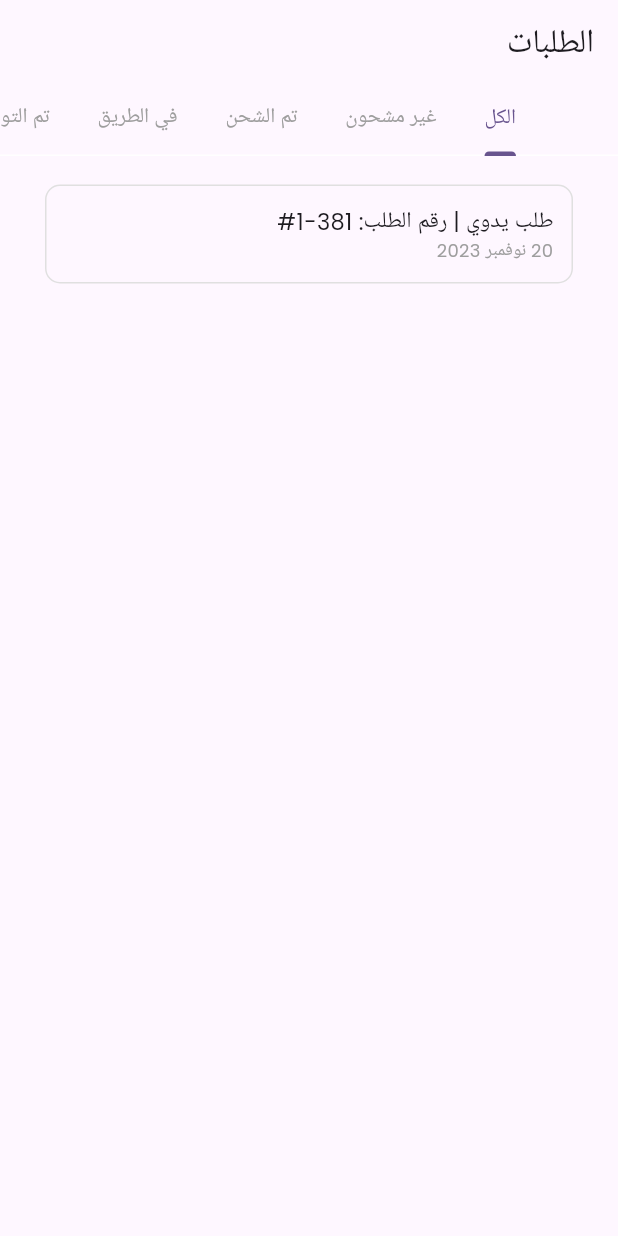
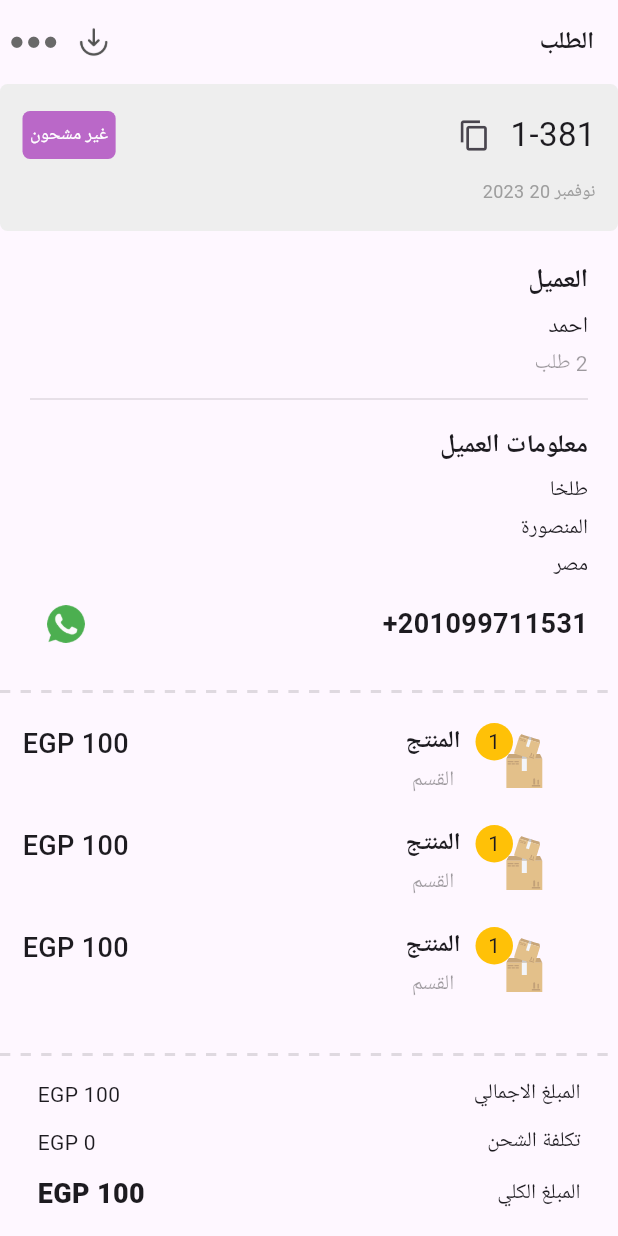
Before and after one commit to AbdullahElmeslimany/tager, a Flutter app: the screen it shows after launch, on a phone screen of 412 x 824 dp. Run offline on Flutter 3.47's test engine with Material 3 defaults, Android fonts, the phone set to English and light mode, and no system bars; our stand-ins replace gap, get, google_fonts, lottie; Roboto replaces fonts that are missing (Alexandria).

Commit message:
order detials

```diff
--- a/lib/main.dart
+++ b/lib/main.dart
@@ -1,6 +1,6 @@
 import 'package:flutter/material.dart';
 import 'package:google_fonts/google_fonts.dart';
-
+import 'package:tager/view/order_detials/order_detials.dart';
 import 'view/home/home.dart';
 import 'view/order/order.dart';
 
@@ -19,8 +19,9 @@ class MyApp extends StatelessWidget {
           colorScheme: ColorScheme.fromSeed(seedColor: Colors.deepPurple),
           useMaterial3: true,
           textTheme: TextTheme(
-            bodyMedium: GoogleFonts.poppins(),
-          )),
+              bodyMedium: GoogleFonts.alexandria(),
+              bodyLarge: GoogleFonts.alexandria(),
+              bodySmall: GoogleFonts.alexandria(),)),
       builder: (context, child) {
         return Directionality(
             textDirection: TextDirection.rtl,
@@ -30,7 +31,7 @@ class MyApp extends StatelessWidget {
                     data: MediaQuery.of(context).copyWith(
                       textScaler: TextScaler.linear(1.0),
                     ),
-                    child: Order());
+                    child: OrderDetials());
               },
             ));
       },
--- /dev/null
+++ b/lib/model/point_line.dart
@@ -0,0 +1,14 @@
+import 'package:flutter/material.dart';
+
+pointLine() {
+  return Row(
+    children: List.generate(
+        150 ~/ 2.5,
+        (index) => Expanded(
+              child: Container(
+                color: index % 2 == 0 ? Colors.transparent : Colors.black12,
+                height: 2,
+              ),
+            )),
+  );
+}
--- a/lib/view/order/order.dart
+++ b/lib/view/order/order.dart
@@ -1,5 +1,6 @@
 import 'package:flutter/material.dart';
 import 'package:google_fonts/google_fonts.dart';
+import 'package:tager/view/order/helper/state_order/state_order.dart';
 
 class Order extends StatelessWidget {
   const Order({super.key});
@@ -8,7 +9,10 @@ class Order extends StatelessWidget {
   Widget build(BuildContext context) {
     String typeOrder = "يدوي";
     String numberOrder = "381-1";
+    int numItemOrder = 2;
+    String statusOrder = "غير مشحون";
     String date = "20 نوفمبر 2023";
+    String totalPrice = "120.00";
     return DefaultTabController(
       length: 5,
       animationDuration: const Duration(seconds: 1),
@@ -38,42 +42,30 @@ class Order extends StatelessWidget {
               ],
             ),
           ),
-        body: Column(
+          body: TabBarView(children: [
+            Column(
               children: [
                 Expanded(
                   child: ListView.builder(
                     itemCount: 1,
                     itemBuilder: (BuildContext context, int index) {
-                  return Container(
-                    // height: 80,
-                    margin: const EdgeInsets.symmetric(
-                        horizontal: 30, vertical: 19),
-                    padding: const EdgeInsets.all(12),
-                    decoration: BoxDecoration(
-                      border: Border.all(color: Colors.grey.shade300),
-                      borderRadius: BorderRadius.circular(10),
-                    ),
-                    child: Column(
-                      crossAxisAlignment: CrossAxisAlignment.start,
-                      children: [
-                        Text(
-                          "طلب $typeOrder | رقم الطلب: $numberOrder#",
-                          style: GoogleFonts.poppins(fontSize: 15),
-                        ),
-                        Text(
-                          date,
-                          style: GoogleFonts.poppins(
-                              fontSize: 12, color: Colors.grey),
-                        )
-                      ],
-                    ),
-                  );
+                      return StateOrder(
+                          typeOrder: typeOrder,
+                          numberOrder: numberOrder,
+                          numItemOrder: numItemOrder,
+                          statusOrder: statusOrder,
+                          date: date,
+                          totalPrice: totalPrice);
                     },
                   ),
                 )
               ],
             ),
-      ),
+            Container(),
+            Container(),
+            Container(),
+            Container(),
+          ])),
     );
   }
 }
--- /dev/null
+++ b/lib/view/order_detials/helper/app_bar.dart
@@ -0,0 +1,29 @@
+import 'package:flutter/material.dart';
+import 'package:google_fonts/google_fonts.dart';
+
+appBarOrderDetials() {
+  return AppBar(
+    title: Text(
+      "الطلب",
+      style: GoogleFonts.alexandria(fontSize: 16, fontWeight: FontWeight.w600),
+    ),
+    actions: [
+      InkWell(
+          onTap: () {},
+          child: Image.asset(
+            "assets/icons/download.png",
+            height: 25,
+          )),
+      const SizedBox(
+        width: 5,
+      ),
+      InkWell(
+          onTap: () {},
+          child: const Icon(
+            Icons.more_horiz_rounded,
+            size: 45,
+            color: Color.fromARGB(255, 105, 105, 105),
+          )),
+    ],
+  );
+}
--- /dev/null
+++ b/lib/view/order_detials/helper/detials_client.dart
@@ -0,0 +1,60 @@
+import 'package:flutter/material.dart';
+import 'package:gap/gap.dart';
+
+detialsClient(String nameClient, int numItemOrder, String gavermentClient,
+    String cityClient, String countryClient, String phoneClient) {
+  return Container(
+    margin: const EdgeInsets.all(20),
+    child: Column(
+      crossAxisAlignment: CrossAxisAlignment.start,
+      children: [
+        const Text(
+          "العميل",
+          style: TextStyle(fontSize: 17, fontWeight: FontWeight.bold),
+        ),
+        const Gap(8),
+        Text(nameClient,
+            style: const TextStyle(fontSize: 15, fontWeight: FontWeight.w300)),
+        const Gap(5),
+        Text("$numItemOrder طلب",
+            style: const TextStyle(fontSize: 14, color: Colors.black38)),
+        const Gap(5),
+        const Divider(
+          color: Colors.black12,
+        ),
+        const Gap(10),
+        const Text(
+          "معلومات العميل",
+          style: TextStyle(fontSize: 17, fontWeight: FontWeight.bold),
+        ),
+        const Gap(8),
+        Text(gavermentClient,
+            style: const TextStyle(fontSize: 14, fontWeight: FontWeight.w200)),
+        const Gap(5),
+        Text(cityClient,
+            style: const TextStyle(fontSize: 14, fontWeight: FontWeight.w200)),
+        const Gap(5),
+        Text(countryClient,
+            style: const TextStyle(fontSize: 14, fontWeight: FontWeight.w200)),
+        const Gap(5),
+        Row(
+          mainAxisAlignment: MainAxisAlignment.spaceBetween,
+          children: [
+            Text("$phoneClient+",
+                style:
+                    const TextStyle(fontSize: 18, fontWeight: FontWeight.w600)),
+            IconButton(
+                onPressed: () {
+                  print(150 ~/ 2);
+                  print(phoneClient);
+                },
+                icon: Image.asset(
+                  "assets/icons/whatsapp.png",
+                  height: 25,
+                ))
+          ],
+        )
+      ],
+    ),
+  );
+}
--- /dev/null
+++ b/lib/view/order_detials/helper/statenumborder.dart
@@ -0,0 +1,51 @@
+import 'package:flutter/material.dart';
+import 'package:gap/gap.dart';
+import 'package:google_fonts/google_fonts.dart';
+
+stateNumbOrder(String numberOrder, String statusOrder, String date) {
+  return Container(
+    padding: const EdgeInsets.symmetric(vertical: 10, horizontal: 15),
+    decoration: BoxDecoration(
+        color: Colors.grey.shade200, borderRadius: BorderRadius.circular(5)),
+    child: Column(
+      crossAxisAlignment: CrossAxisAlignment.start,
+      children: [
+        Row(
+          mainAxisAlignment: MainAxisAlignment.spaceBetween,
+          children: [
+            Row(
+              children: [
+                Text(
+                  numberOrder,
+                  style: GoogleFonts.aDLaMDisplay(fontSize: 22),
+                ),
+                IconButton(
+                    onPressed: () {},
+                    icon: const Icon(
+                      Icons.copy,
+                      size: 22,
+                    ))
+              ],
+            ),
+            Container(
+              margin: const EdgeInsets.symmetric(vertical: 5),
+              padding: const EdgeInsets.symmetric(horizontal: 5, vertical: 7),
+              decoration: BoxDecoration(
+                  color: Colors.purple[300],
+                  borderRadius: BorderRadius.circular(5)),
+              child: Text(statusOrder,
+                  style: GoogleFonts.alexandria(
+                      fontSize: 12, color: Colors.white)),
+            ),
+          ],
+        ),
+        const Gap(5),
+        Text(
+          date,
+          style: const TextStyle(fontSize: 12, color: Colors.grey),
+        ),
+        const Gap(7),
+      ],
+    ),
+  );
+}
--- /dev/null
+++ b/lib/view/order_detials/order_detials.dart
@@ -0,0 +1,146 @@
+import 'package:flutter/material.dart';
+import 'package:gap/gap.dart';
+import 'package:google_fonts/google_fonts.dart';
+import 'package:lottie/lottie.dart';
+import 'package:tager/model/point_line.dart';
+import 'helper/app_bar.dart';
+import 'helper/detials_client.dart';
+import 'helper/statenumborder.dart';
+
+class OrderDetials extends StatelessWidget {
+  const OrderDetials({super.key});
+
+  @override
+  Widget build(BuildContext context) {
+    String date = "نوفمبر 20 2023";
+    String numberOrder = "1-381";
+    String nameClient = "احمد";
+    String gavermentClient = "طلخا";
+    String cityClient = "المنصورة";
+    String countryClient = "مصر";
+    String statusOrder = "غير مشحون";
+    int numItemOrder = 2;
+    String phoneClient = "201099711531";
+
+    return Scaffold(
+      appBar: appBarOrderDetials(),
+      body: Container(
+        // margin: const EdgeInsets.all(20),
+        child: Column(
+          crossAxisAlignment: CrossAxisAlignment.start,
+          children: [
+            stateNumbOrder(numberOrder, statusOrder, date),
+            detialsClient(nameClient, numItemOrder, gavermentClient, cityClient,
+                countryClient, phoneClient),
+            pointLine(),
+            Expanded(
+                child: Column(
+              children: [
+                Expanded(
+                  child: Container(
+                    margin: const EdgeInsets.symmetric(horizontal: 15),
+                    child: ListView.builder(
+                      itemCount: 4,
+                      itemBuilder: (BuildContext context, int index) {
+                        return Container(
+                          height: 68,
+                          child: Row(
+                            mainAxisAlignment: MainAxisAlignment.spaceBetween,
+                            children: [
+                              Row(
+                                children: [
+                                  Stack(
+                                    alignment: Alignment.topLeft,
+                                    children: [
+                                      Lottie.asset("assets/lottie/product.json",
+                                          height: 90, width: 90),
+                                      Container(
+                                        margin: const EdgeInsets.only(
+                                            left: 10, top: 20),
+                                        height: 25,
+                                        width: 25,
+                                        decoration: BoxDecoration(
+                                            color: Colors.amber,
+                                            borderRadius:
+                                                BorderRadius.circular(20)),
+                                        child: const Center(child: Text("1")),
+                                      )
+                                    ],
+                                  ),
+                                  const Column(
+                                    mainAxisAlignment:
+                                        MainAxisAlignment.spaceBetween,
+                                    children: [
+                                      Gap(20),
+                                      Text(
+                                        "المنتج",
+                                        style: TextStyle(
+                                            fontSize: 16,
+                                            fontWeight: FontWeight.w600),
+                                      ),
+                                      Gap(5),
+                                      Text(
+                                        "القسم",
+                                        style: TextStyle(color: Colors.black38),
+                                      )
+                                    ],
+                                  ),
+                                ],
+                              ),
+                              const Text(
+                                "EGP 100",
+                                style: TextStyle(
+                                    fontSize: 18, fontWeight: FontWeight.w500),
+                              )
+                            ],
+                          ),
+                        );
+                      },
+                    ),
+                  ),
+                ),
+                const Gap(20),
+                pointLine(),
+                Container(
+                  height: 120,
+                  padding:
+                      const EdgeInsets.symmetric(horizontal: 25, vertical: 15),
+                  child: const Column(
+                    mainAxisAlignment: MainAxisAlignment.spaceBetween,
+                    children: [
+                      Row(
+                        mainAxisAlignment: MainAxisAlignment.spaceBetween,
+                        children: [
+                          Text("المبلغ الاجمالي"),
+                          Text("EGP 100"),
+                        ],
+                      ),
+                      Row(
+                        mainAxisAlignment: MainAxisAlignment.spaceBetween,
+                        children: [
+                          Text("تكلفة الشحن"),
+                          Text("EGP 0"),
+                        ],
+                      ),
+                      Row(
+                        mainAxisAlignment: MainAxisAlignment.spaceBetween,
+                        children: [
+                          Text("المبلغ الكلي"),
+                          Text(
+                            "EGP 100",
+                            style: TextStyle(
+                                fontSize: 18, fontWeight: FontWeight.w800),
+                          ),
+                        ],
+                      )
+                    ],
+                  ),
+                )
+              ],
+            ))
+          ],
+        ),
+      ),
+    );
+  }
+}
```
Also changed, not shown: assets/lottie/product.json (added, +1 -0 lines), lib/view/order/helper/state_order/state_order.dart (added, +127 -0 lines), pubspec.yaml (+12 -2 lines), assets/icons/download.png (added), assets/icons/whatsapp.png (added), pubspec.lock, 5 other files. Lines whose indentation alone changed are shown as unchanged.
